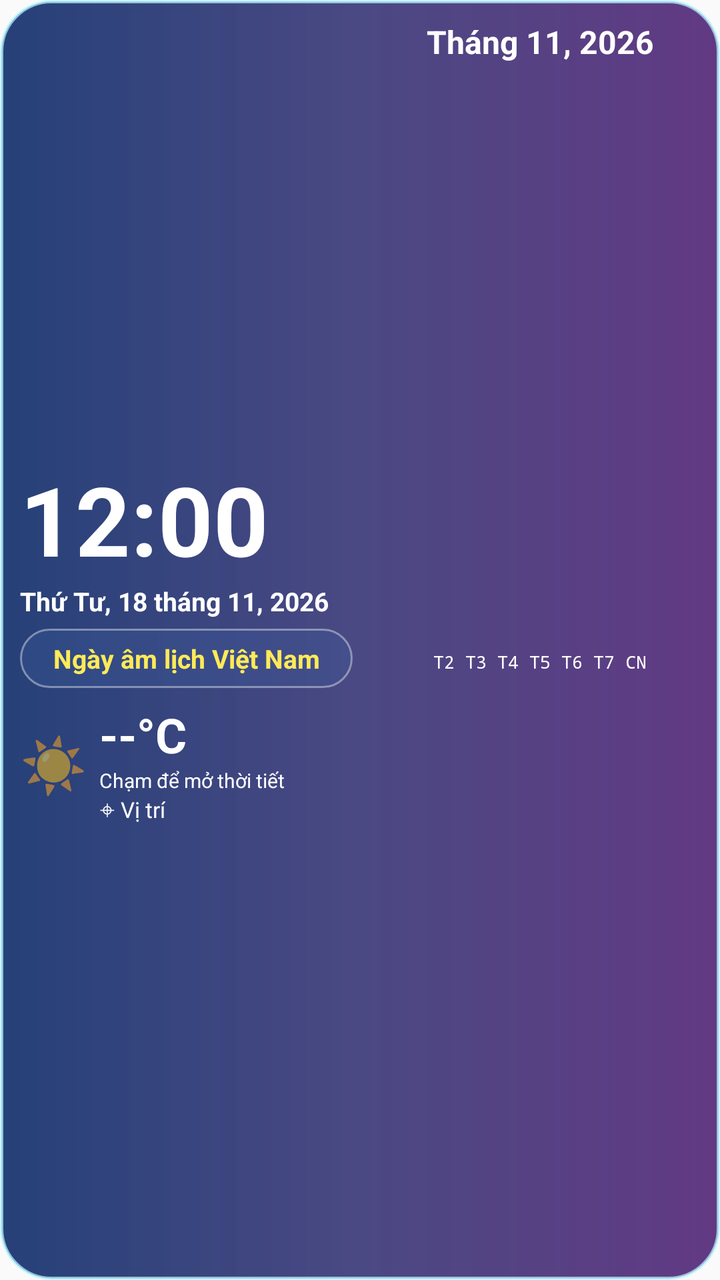
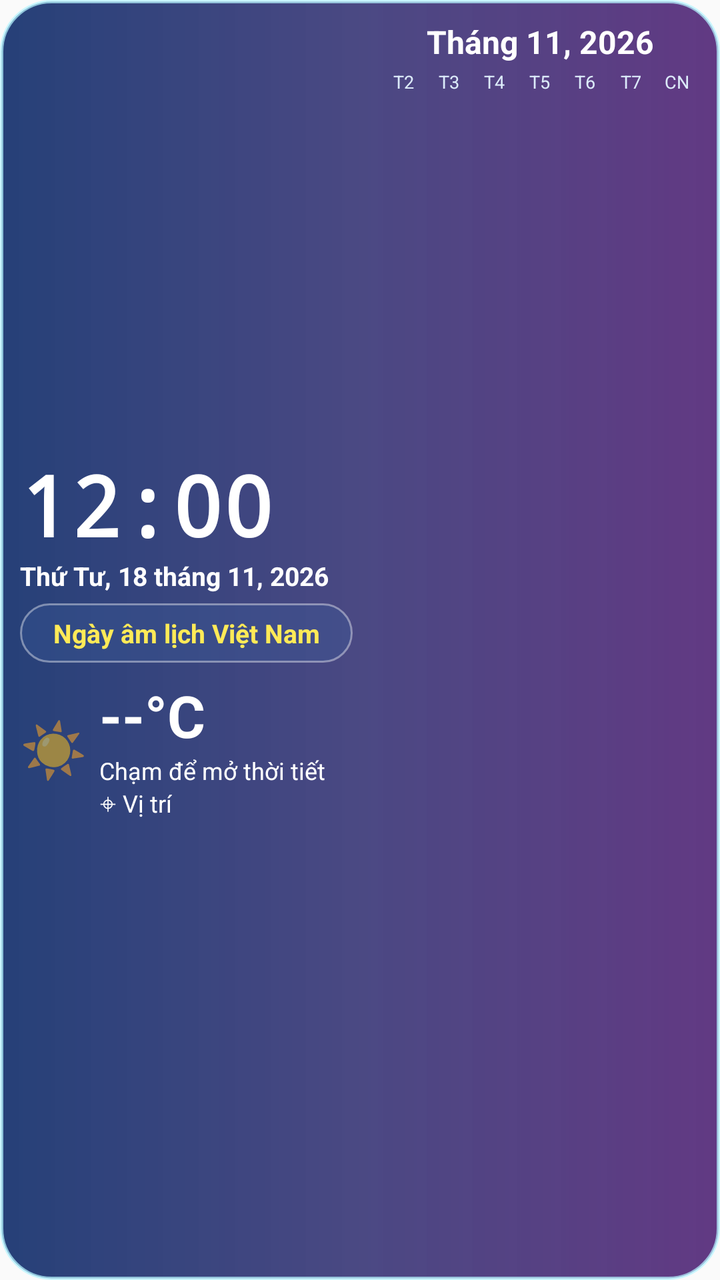

Screens rendered from an Android XML layout before and after an edit, with the pre-edit source and the edit as a unified diff.
<!-- AndroidManifest.xml: application theme android:Theme.Material.Light.NoActionBar -->
<!-- res/layout/widget_digital.xml -->
<?xml version='1.0' encoding='utf-8'?>
<LinearLayout xmlns:ns0="http://schemas.android.com/apk/res/android" ns0:id="@+id/widget_root" ns0:layout_width="match_parent" ns0:layout_height="match_parent" ns0:orientation="vertical" ns0:padding="10dp" ns0:background="@drawable/widget_glass_bg">
    <LinearLayout ns0:layout_width="match_parent" ns0:layout_height="0dp" ns0:layout_weight="1" ns0:orientation="horizontal">
        <LinearLayout ns0:layout_width="0dp" ns0:layout_height="match_parent" ns0:layout_weight="1.02" ns0:orientation="vertical" ns0:gravity="center_vertical" ns0:paddingEnd="7dp">
            <TextClock ns0:id="@+id/digital_clock" ns0:layout_width="match_parent" ns0:layout_height="wrap_content" ns0:format24Hour="HH:mm" ns0:format12Hour="hh:mm" ns0:textColor="#FFFFFFFF" ns0:textSize="48sp" ns0:textStyle="bold" />
            <TextView ns0:id="@+id/solar_date" ns0:layout_width="match_parent" ns0:layout_height="wrap_content" ns0:text="Thứ Tư, 18 tháng 11, 2026" ns0:textColor="#FFFFFFFF" ns0:textSize="13sp" ns0:textStyle="bold" />
            <TextView ns0:id="@+id/lunar_date" ns0:layout_width="match_parent" ns0:layout_height="wrap_content" ns0:layout_marginTop="5dp" ns0:padding="6dp" ns0:gravity="center" ns0:text="Ngày âm lịch Việt Nam" ns0:textColor="#FFFFEA57" ns0:textSize="13sp" ns0:textStyle="bold" ns0:background="@drawable/widget_panel_bg" />
            <LinearLayout ns0:layout_width="match_parent" ns0:layout_height="wrap_content" ns0:orientation="horizontal" ns0:gravity="center_vertical" ns0:layout_marginTop="7dp">
                <TextView ns0:id="@+id/weather_icon" ns0:layout_width="wrap_content" ns0:layout_height="wrap_content" ns0:text="☀️" ns0:textSize="27sp" />
                <LinearLayout ns0:layout_width="wrap_content" ns0:layout_height="wrap_content" ns0:orientation="vertical" ns0:layout_marginStart="6dp">
                    <TextView ns0:id="@+id/temp" ns0:layout_width="wrap_content" ns0:layout_height="wrap_content" ns0:text="--°C" ns0:textColor="#FFFFFFFF" ns0:textSize="24sp" ns0:textStyle="bold" />
                    <TextView ns0:id="@+id/weather_desc" ns0:layout_width="wrap_content" ns0:layout_height="wrap_content" ns0:text="Chạm để mở thời tiết" ns0:textColor="#FFFFFFFF" ns0:textSize="10sp" />
                    <TextView ns0:id="@+id/location" ns0:layout_width="wrap_content" ns0:layout_height="wrap_content" ns0:text="⌖ Vị trí" ns0:textColor="#FFFFFFFF" ns0:textSize="11sp" />
                </LinearLayout>
            </LinearLayout>
        </LinearLayout>
        <LinearLayout ns0:layout_width="0dp" ns0:layout_height="match_parent" ns0:layout_weight="0.98" ns0:orientation="vertical" ns0:paddingStart="7dp">
            <TextView ns0:id="@+id/month_title" ns0:layout_width="match_parent" ns0:layout_height="wrap_content" ns0:gravity="center" ns0:text="Tháng 11, 2026" ns0:textColor="#FFFFFFFF" ns0:textSize="16sp" ns0:textStyle="bold" />
            <TextView ns0:id="@+id/month_grid" ns0:layout_width="match_parent" ns0:layout_height="match_parent" ns0:gravity="center" ns0:text="T2 T3 T4 T5 T6 T7 CN" ns0:textColor="#FFFFFFFF" ns0:textSize="9sp" ns0:fontFamily="monospace" ns0:lineSpacingExtra="2dp" />
        </LinearLayout>
    </LinearLayout>
    </LinearLayout>
<!-- resources referenced by this layout -->
<resources>
  <!-- drawable widget_glass_bg (drawable) -->
  <shape xmlns:android="http://schemas.android.com/apk/res/android">
      <corners android:radius="25dp"/>
      <gradient android:angle="0" android:startColor="#E20A2867" android:centerColor="#D82A286D" android:endColor="#E04C1E72"/>
      <stroke android:width="1.5dp" android:color="#B5B6F5FF"/>
  </shape>
  <!-- drawable widget_panel_bg (drawable) -->
  <shape xmlns:android="http://schemas.android.com/apk/res/android">
      <corners android:radius="16dp"/>
      <solid android:color="#553A5B9A"/>
      <stroke android:width="1dp" android:color="#66FFFFFF"/>
  </shape>
</resources>

<!-- the commit's change to res/layout/widget_digital.xml (unified diff, before → after) -->
@@ -2,21 +2,21 @@
 <LinearLayout xmlns:ns0="http://schemas.android.com/apk/res/android" ns0:id="@+id/widget_root" ns0:layout_width="match_parent" ns0:layout_height="match_parent" ns0:orientation="vertical" ns0:padding="10dp" ns0:background="@drawable/widget_glass_bg">
     <LinearLayout ns0:layout_width="match_parent" ns0:layout_height="0dp" ns0:layout_weight="1" ns0:orientation="horizontal">
         <LinearLayout ns0:layout_width="0dp" ns0:layout_height="match_parent" ns0:layout_weight="1.02" ns0:orientation="vertical" ns0:gravity="center_vertical" ns0:paddingEnd="7dp">
-            <TextClock ns0:id="@+id/digital_clock" ns0:layout_width="match_parent" ns0:layout_height="wrap_content" ns0:format24Hour="HH:mm" ns0:format12Hour="hh:mm" ns0:textColor="#FFFFFFFF" ns0:textSize="48sp" ns0:textStyle="bold" />
+            <TextClock ns0:id="@+id/digital_clock" ns0:layout_width="match_parent" ns0:layout_height="wrap_content" ns0:format24Hour="HH:mm" ns0:format12Hour="hh:mm" ns0:textColor="#FFFFFFFF" ns0:textSize="42sp" ns0:textStyle="bold" ns0:fontFamily="monospace" ns0:includeFontPadding="false" />
             <TextView ns0:id="@+id/solar_date" ns0:layout_width="match_parent" ns0:layout_height="wrap_content" ns0:text="Thứ Tư, 18 tháng 11, 2026" ns0:textColor="#FFFFFFFF" ns0:textSize="13sp" ns0:textStyle="bold" />
             <TextView ns0:id="@+id/lunar_date" ns0:layout_width="match_parent" ns0:layout_height="wrap_content" ns0:layout_marginTop="5dp" ns0:padding="6dp" ns0:gravity="center" ns0:text="Ngày âm lịch Việt Nam" ns0:textColor="#FFFFEA57" ns0:textSize="13sp" ns0:textStyle="bold" ns0:background="@drawable/widget_panel_bg" />
             <LinearLayout ns0:layout_width="match_parent" ns0:layout_height="wrap_content" ns0:orientation="horizontal" ns0:gravity="center_vertical" ns0:layout_marginTop="7dp">
                 <TextView ns0:id="@+id/weather_icon" ns0:layout_width="wrap_content" ns0:layout_height="wrap_content" ns0:text="☀️" ns0:textSize="27sp" />
                 <LinearLayout ns0:layout_width="wrap_content" ns0:layout_height="wrap_content" ns0:orientation="vertical" ns0:layout_marginStart="6dp">
-                    <TextView ns0:id="@+id/temp" ns0:layout_width="wrap_content" ns0:layout_height="wrap_content" ns0:text="--°C" ns0:textColor="#FFFFFFFF" ns0:textSize="24sp" ns0:textStyle="bold" />
-                    <TextView ns0:id="@+id/weather_desc" ns0:layout_width="wrap_content" ns0:layout_height="wrap_content" ns0:text="Chạm để mở thời tiết" ns0:textColor="#FFFFFFFF" ns0:textSize="10sp" />
-                    <TextView ns0:id="@+id/location" ns0:layout_width="wrap_content" ns0:layout_height="wrap_content" ns0:text="⌖ Vị trí" ns0:textColor="#FFFFFFFF" ns0:textSize="11sp" />
+                    <TextView ns0:id="@+id/temp" ns0:layout_width="wrap_content" ns0:layout_height="wrap_content" ns0:text="--°C" ns0:textColor="#FFFFFFFF" ns0:textSize="29sp" ns0:textStyle="bold" />
+                    <TextView ns0:id="@+id/weather_desc" ns0:layout_width="wrap_content" ns0:layout_height="wrap_content" ns0:text="Chạm để mở thời tiết" ns0:textColor="#FFFFFFFF" ns0:textSize="12sp" />
+                    <TextView ns0:id="@+id/location" ns0:layout_width="wrap_content" ns0:layout_height="wrap_content" ns0:text="⌖ Vị trí" ns0:textColor="#FFFFFFFF" ns0:textSize="12sp" />
                 </LinearLayout>
             </LinearLayout>
         </LinearLayout>
         <LinearLayout ns0:layout_width="0dp" ns0:layout_height="match_parent" ns0:layout_weight="0.98" ns0:orientation="vertical" ns0:paddingStart="7dp">
             <TextView ns0:id="@+id/month_title" ns0:layout_width="match_parent" ns0:layout_height="wrap_content" ns0:gravity="center" ns0:text="Tháng 11, 2026" ns0:textColor="#FFFFFFFF" ns0:textSize="16sp" ns0:textStyle="bold" />
-            <TextView ns0:id="@+id/month_grid" ns0:layout_width="match_parent" ns0:layout_height="match_parent" ns0:gravity="center" ns0:text="T2 T3 T4 T5 T6 T7 CN" ns0:textColor="#FFFFFFFF" ns0:textSize="9sp" ns0:fontFamily="monospace" ns0:lineSpacingExtra="2dp" />
+            <LinearLayout ns0:layout_width="match_parent" ns0:layout_height="match_parent" ns0:orientation="vertical" ns0:gravity="center" ns0:paddingTop="3dp"><LinearLayout ns0:layout_width="match_parent" ns0:layout_height="wrap_content" ns0:orientation="horizontal"><TextView ns0:layout_width="0dp" ns0:layout_height="wrap_content" ns0:layout_weight="1" ns0:gravity="center" ns0:text="T2" ns0:textColor="#FFDCEBFA" ns0:textSize="9sp" /><TextView ns0:layout_width="0dp" ns0:layout_height="wrap_content" ns0:layout_weight="1" ns0:gravity="center" ns0:text="T3" ns0:textColor="#FFDCEBFA" ns0:textSize="9sp" /><TextView ns0:layout_width="0dp" ns0:layout_height="wrap_content" ns0:layout_weight="1" ns0:gravity="center" ns0:text="T4" ns0:textColor="#FFDCEBFA" ns0:textSize="9sp" /><TextView ns0:layout_width="0dp" ns0:layout_height="wrap_content" ns0:layout_weight="1" ns0:gravity="center" ns0:text="T5" ns0:textColor="#FFDCEBFA" ns0:textSize="9sp" /><TextView ns0:layout_width="0dp" ns0:layout_height="wrap_content" ns0:layout_weight="1" ns0:gravity="center" ns0:text="T6" ns0:textColor="#FFDCEBFA" ns0:textSize="9sp" /><TextView ns0:layout_width="0dp" ns0:layout_height="wrap_content" ns0:layout_weight="1" ns0:gravity="center" ns0:text="T7" ns0:textColor="#FFDCEBFA" ns0:textSize="9sp" /><TextView ns0:layout_width="0dp" ns0:layout_height="wrap_content" ns0:layout_weight="1" ns0:gravity="center" ns0:text="CN" ns0:textColor="#FFDCEBFA" ns0:textSize="9sp" /></LinearLayout><LinearLayout ns0:layout_width="match_parent" ns0:layout_height="0dp" ns0:layout_weight="1" ns0:orientation="horizontal"><TextView ns0:id="@+id/day_0" ns0:layout_width="0dp" ns0:layout_height="wrap_content" ns0:layout_weight="1" ns0:gravity="center" ns0:text=" " ns0:textColor="#FFFFFFFF" ns0:textSize="9sp" ns0:fontFamily="monospace" ns0:includeFontPadding="false" /><TextView ns0:id="@+id/day_1" ns0:layout_width="0dp" ns0:layout_height="wrap_content" ns0:layout_weight="1" ns0:gravity="center" ns0:text=" " ns0:textColor="#FFFFFFFF" ns0:textSize="9sp" ns0:fontFamily="monospace" ns0:includeFontPadding="false" /><TextView ns0:id="@+id/day_2" ns0:layout_width="0dp" ns0:layout_height="wrap_content" ns0:layout_weight="1" ns0:gravity="center" ns0:text=" " ns0:textColor="#FFFFFFFF" ns0:textSize="9sp" ns0:fontFamily="monospace" ns0:includeFontPadding="false" /><TextView ns0:id="@+id/day_3" ns0:layout_width="0dp" ns0:layout_height="wrap_content" ns0:layout_weight="1" ns0:gravity="center" ns0:text=" " ns0:textColor="#FFFFFFFF" ns0:textSize="9sp" ns0:fontFamily="monospace" ns0:includeFontPadding="false" /><TextView ns0:id="@+id/day_4" ns0:layout_width="0dp" ns0:layout_height="wrap_content" ns0:layout_weight="1" ns0:gravity="center" ns0:text=" " ns0:textColor="#FFFFFFFF" ns0:textSize="9sp" ns0:fontFamily="monospace" ns0:includeFontPadding="false" /><TextView ns0:id="@+id/day_5" ns0:layout_width="0dp" ns0:layout_height="wrap_content" ns0:layout_weight="1" ns0:gravity="center" ns0:text=" " ns0:textColor="#FFFFFFFF" ns0:textSize="9sp" ns0:fontFamily="monospace" ns0:includeFontPadding="false" /><TextView ns0:id="@+id/day_6" ns0:layout_width="0dp" ns0:layout_height="wrap_content" ns0:layout_weight="1" ns0:gravity="center" ns0:text=" " ns0:textColor="#FFFFFFFF" ns0:textSize="9sp" ns0:fontFamily="monospace" ns0:includeFontPadding="false" /></LinearLayout><LinearLayout ns0:layout_width="match_parent" ns0:layout_height="0dp" ns0:layout_weight="1" ns0:orientation="horizontal"><TextView ns0:id="@+id/day_7" ns0:layout_width="0dp" ns0:layout_height="wrap_content" ns0:layout_weight="1" ns0:gravity="center" ns0:text=" " ns0:textColor="#FFFFFFFF" ns0:textSize="9sp" ns0:fontFamily="monospace" ns0:includeFontPadding="false" /><TextView ns0:id="@+id/day_8" ns0:layout_width="0dp" ns0:layout_height="wrap_content" ns0:layout_weight="1" ns0:gravity="center" ns0:text=" " ns0:textColor="#FFFFFFFF" ns0:textSize="9sp" ns0:fontFamily="monospace" ns0:includeFontPadding="false" /><TextView ns0:id="@+id/day_9" ns0:layout_width="0dp" ns0:layout_height="wrap_content" ns0:layout_weight="1" ns0:gravity="center" ns0:text=" " ns0:textColor="#FFFFFFFF" ns0:textSize="9sp" ns0:fontFamily="monospace" ns0:includeFontPadding="false" /><TextView ns0:id="@+id/day_10" ns0:layout_width="0dp" ns0:layout_height="wrap_content" ns0:layout_weight="1" ns0:gravity="center" ns0:text=" " ns0:textColor="#FFFFFFFF" ns0:textSize="9sp" ns0:fontFamily="monospace" ns0:includeFontPadding="false" /><TextView ns0:id="@+id/day_11" ns0:layout_width="0dp" ns0:layout_height="wrap_content" ns0:layout_weight="1" ns0:gravity="center" ns0:text=" " ns0:textColor="#FFFFFFFF" ns0:textSize="9sp" ns0:fontFamily="monospace" ns0:includeFontPadding="false" /><TextView ns0:id="@+id/day_12" ns0:layout_width="0dp" ns0:layout_height="wrap_content" ns0:layout_weight="1" ns0:gravity="center" ns0:text=" " ns0:textColor="#FFFFFFFF" ns0:textSize="9sp" ns0:fontFamily="monospace" ns0:includeFontPadding="false" /><TextView ns0:id="@+id/day_13" ns0:layout_width="0dp" ns0:layout_height="wrap_content" ns0:layout_weight="1" ns0:gravity="center" ns0:text=" " ns0:textColor="#FFFFFFFF" ns0:textSize="9sp" ns0:fontFamily="monospace" ns0:includeFontPadding="false" /></LinearLayout><LinearLayout ns0:layout_width="match_parent" ns0:layout_height="0dp" ns0:layout_weight="1" ns0:orientation="horizontal"><TextView ns0:id="@+id/day_14" ns0:layout_width="0dp" ns0:layout_height="wrap_content" ns0:layout_weight="1" ns0:gravity="center" ns0:text=" " ns0:textColor="#FFFFFFFF" ns0:textSize="9sp" ns0:fontFamily="monospace" ns0:includeFontPadding="false" /><TextView ns0:id="@+id/day_15" ns0:layout_width="0dp" ns0:layout_height="wrap_content" ns0:layout_weight="1" ns0:gravity="center" ns0:text=" " ns0:textColor="#FFFFFFFF" ns0:textSize="9sp" ns0:fontFamily="monospace" ns0:includeFontPadding="false" /><TextView ns0:id="@+id/day_16" ns0:layout_width="0dp" ns0:layout_height="wrap_content" ns0:layout_weight="1" ns0:gravity="center" ns0:text=" " ns0:textColor="#FFFFFFFF" ns0:textSize="9sp" ns0:fontFamily="monospace" ns0:includeFontPadding="false" /><TextView ns0:id="@+id/day_17" ns0:layout_width="0dp" ns0:layout_height="wrap_content" ns0:layout_weight="1" ns0:gravity="center" ns0:text=" " ns0:textColor="#FFFFFFFF" ns0:textSize="9sp" ns0:fontFamily="monospace" ns0:includeFontPadding="false" /><TextView ns0:id="@+id/day_18" ns0:layout_width="0dp" ns0:layout_height="wrap_content" ns0:layout_weight="1" ns0:gravity="center" ns0:text=" " ns0:textColor="#FFFFFFFF" ns0:textSize="9sp" ns0:fontFamily="monospace" ns0:includeFontPadding="false" /><TextView ns0:id="@+id/day_19" ns0:layout_width="0dp" ns0:layout_height="wrap_content" ns0:layout_weight="1" ns0:gravity="center" ns0:text=" " ns0:textColor="#FFFFFFFF" ns0:textSize="9sp" ns0:fontFamily="monospace" ns0:includeFontPadding="false" /><TextView ns0:id="@+id/day_20" ns0:layout_width="0dp" ns0:layout_height="wrap_content" ns0:layout_weight="1" ns0:gravity="center" ns0:text=" " ns0:textColor="#FFFFFFFF" ns0:textSize="9sp" ns0:fontFamily="monospace" ns0:includeFontPadding="false" /></LinearLayout><LinearLayout ns0:layout_width="match_parent" ns0:layout_height="0dp" ns0:layout_weight="1" ns0:orientation="horizontal"><TextView ns0:id="@+id/day_21" ns0:layout_width="0dp" ns0:layout_height="wrap_content" ns0:layout_weight="1" ns0:gravity="center" ns0:text=" " ns0:textColor="#FFFFFFFF" ns0:textSize="9sp" ns0:fontFamily="monospace" ns0:includeFontPadding="false" /><TextView ns0:id="@+id/day_22" ns0:layout_width="0dp" ns0:layout_height="wrap_content" ns0:layout_weight="1" ns0:gravity="center" ns0:text=" " ns0:textColor="#FFFFFFFF" ns0:textSize="9sp" ns0:fontFamily="monospace" ns0:includeFontPadding="false" /><TextView ns0:id="@+id/day_23" ns0:layout_width="0dp" ns0:layout_height="wrap_content" ns0:layout_weight="1" ns0:gravity="center" ns0:text=" " ns0:textColor="#FFFFFFFF" ns0:textSize="9sp" ns0:fontFamily="monospace" ns0:includeFontPadding="false" /><TextView ns0:id="@+id/day_24" ns0:layout_width="0dp" ns0:layout_height="wrap_content" ns0:layout_weight="1" ns0:gravity="center" ns0:text=" " ns0:textColor="#FFFFFFFF" ns0:textSize="9sp" ns0:fontFamily="monospace" ns0:includeFontPadding="false" /><TextView ns0:id="@+id/day_25" ns0:layout_width="0dp" ns0:layout_height="wrap_content" ns0:layout_weight="1" ns0:gravity="center" ns0:text=" " ns0:textColor="#FFFFFFFF" ns0:textSize="9sp" ns0:fontFamily="monospace" ns0:includeFontPadding="false" /><TextView ns0:id="@+id/day_26" ns0:layout_width="0dp" ns0:layout_height="wrap_content" ns0:layout_weight="1" ns0:gravity="center" ns0:text=" " ns0:textColor="#FFFFFFFF" ns0:textSize="9sp" ns0:fontFamily="monospace" ns0:includeFontPadding="false" /><TextView ns0:id="@+id/day_27" ns0:layout_width="0dp" ns0:layout_height="wrap_content" ns0:layout_weight="1" ns0:gravity="center" ns0:text=" " ns0:textColor="#FFFFFFFF" ns0:textSize="9sp" ns0:fontFamily="monospace" ns0:includeFontPadding="false" /></LinearLayout><LinearLayout ns0:layout_width="match_parent" ns0:layout_height="0dp" ns0:layout_weight="1" ns0:orientation="horizontal"><TextView ns0:id="@+id/day_28" ns0:layout_width="0dp" ns0:layout_height="wrap_content" ns0:layout_weight="1" ns0:gravity="center" ns0:text=" " ns0:textColor="#FFFFFFFF" ns0:textSize="9sp" ns0:fontFamily="monospace" ns0:includeFontPadding="false" /><TextView ns0:id="@+id/day_29" ns0:layout_width="0dp" ns0:layout_height="wrap_content" ns0:layout_weight="1" ns0:gravity="center" ns0:text=" " ns0:textColor="#FFFFFFFF" ns0:textSize="9sp" ns0:fontFamily="monospace" ns0:includeFontPadding="false" /><TextView ns0:id="@+id/day_30" ns0:layout_width="0dp" ns0:layout_height="wrap_content" ns0:layout_weight="1" ns0:gravity="center" ns0:text=" " ns0:textColor="#FFFFFFFF" ns0:textSize="9sp" ns0:fontFamily="monospace" ns0:includeFontPadding="false" /><TextView ns0:id="@+id/day_31" ns0:layout_width="0dp" ns0:layout_height="wrap_content" ns0:layout_weight="1" ns0:gravity="center" ns0:text=" " ns0:textColor="#FFFFFFFF" ns0:textSize="9sp" ns0:fontFamily="monospace" ns0:includeFontPadding="false" /><TextView ns0:id="@+id/day_32" ns0:layout_width="0dp" ns0:layout_height="wrap_content" ns0:layout_weight="1" ns0:gravity="center" ns0:text=" " ns0:textColor="#FFFFFFFF" ns0:textSize="9sp" ns0:fontFamily="monospace" ns0:includeFontPadding="false" /><TextView ns0:id="@+id/day_33" ns0:layout_width="0dp" ns0:layout_height="wrap_content" ns0:layout_weight="1" ns0:gravity="center" ns0:text=" " ns0:textColor="#FFFFFFFF" ns0:textSize="9sp" ns0:fontFamily="monospace" ns0:includeFontPadding="false" /><TextView ns0:id="@+id/day_34" ns0:layout_width="0dp" ns0:layout_height="wrap_content" ns0:layout_weight="1" ns0:gravity="center" ns0:text=" " ns0:textColor="#FFFFFFFF" ns0:textSize="9sp" ns0:fontFamily="monospace" ns0:includeFontPadding="false" /></LinearLayout><LinearLayout ns0:layout_width="match_parent" ns0:layout_height="0dp" ns0:layout_weight="1" ns0:orientation="horizontal"><TextView ns0:id="@+id/day_35" ns0:layout_width="0dp" ns0:layout_height="wrap_content" ns0:layout_weight="1" ns0:gravity="center" ns0:text=" " ns0:textColor="#FFFFFFFF" ns0:textSize="9sp" ns0:fontFamily="monospace" ns0:includeFontPadding="false" /><TextView ns0:id="@+id/day_36" ns0:layout_width="0dp" ns0:layout_height="wrap_content" ns0:layout_weight="1" ns0:gravity="center" ns0:text=" " ns0:textColor="#FFFFFFFF" ns0:textSize="9sp" ns0:fontFamily="monospace" ns0:includeFontPadding="false" /><TextView ns0:id="@+id/day_37" ns0:layout_width="0dp" ns0:layout_height="wrap_content" ns0:layout_weight="1" ns0:gravity="center" ns0:text=" " ns0:textColor="#FFFFFFFF" ns0:textSize="9sp" ns0:fontFamily="monospace" ns0:includeFontPadding="false" /><TextView ns0:id="@+id/day_38" ns0:layout_width="0dp" ns0:layout_height="wrap_content" ns0:layout_weight="1" ns0:gravity="center" ns0:text=" " ns0:textColor="#FFFFFFFF" ns0:textSize="9sp" ns0:fontFamily="monospace" ns0:includeFontPadding="false" /><TextView ns0:id="@+id/day_39" ns0:layout_width="0dp" ns0:layout_height="wrap_content" ns0:layout_weight="1" ns0:gravity="center" ns0:text=" " ns0:textColor="#FFFFFFFF" ns0:textSize="9sp" ns0:fontFamily="monospace" ns0:includeFontPadding="false" /><TextView ns0:id="@+id/day_40" ns0:layout_width="0dp" ns0:layout_height="wrap_content" ns0:layout_weight="1" ns0:gravity="center" ns0:text=" " ns0:textColor="#FFFFFFFF" ns0:textSize="9sp" ns0:fontFamily="monospace" ns0:includeFontPadding="false" /><TextView ns0:id="@+id/day_41" ns0:layout_width="0dp" ns0:layout_height="wrap_content" ns0:layout_weight="1" ns0:gravity="center" ns0:text=" " ns0:textColor="#FFFFFFFF" ns0:textSize="9sp" ns0:fontFamily="monospace" ns0:includeFontPadding="false" /></LinearLayout></LinearLayout>
         </LinearLayout>
     </LinearLayout>
     </LinearLayout>
